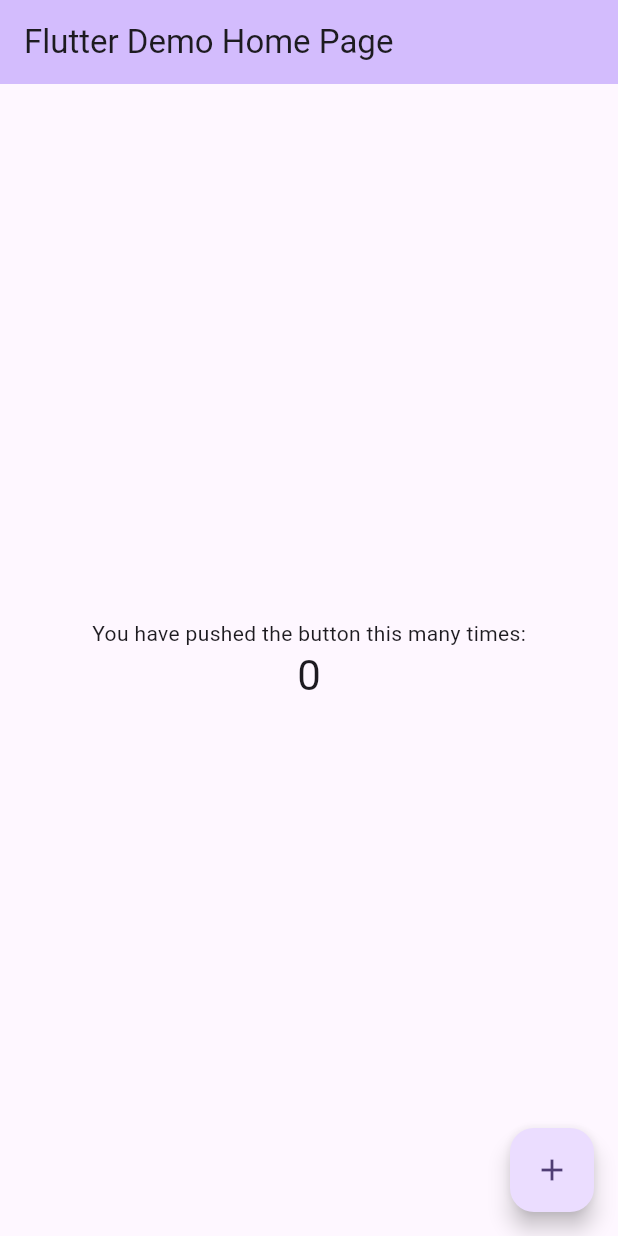
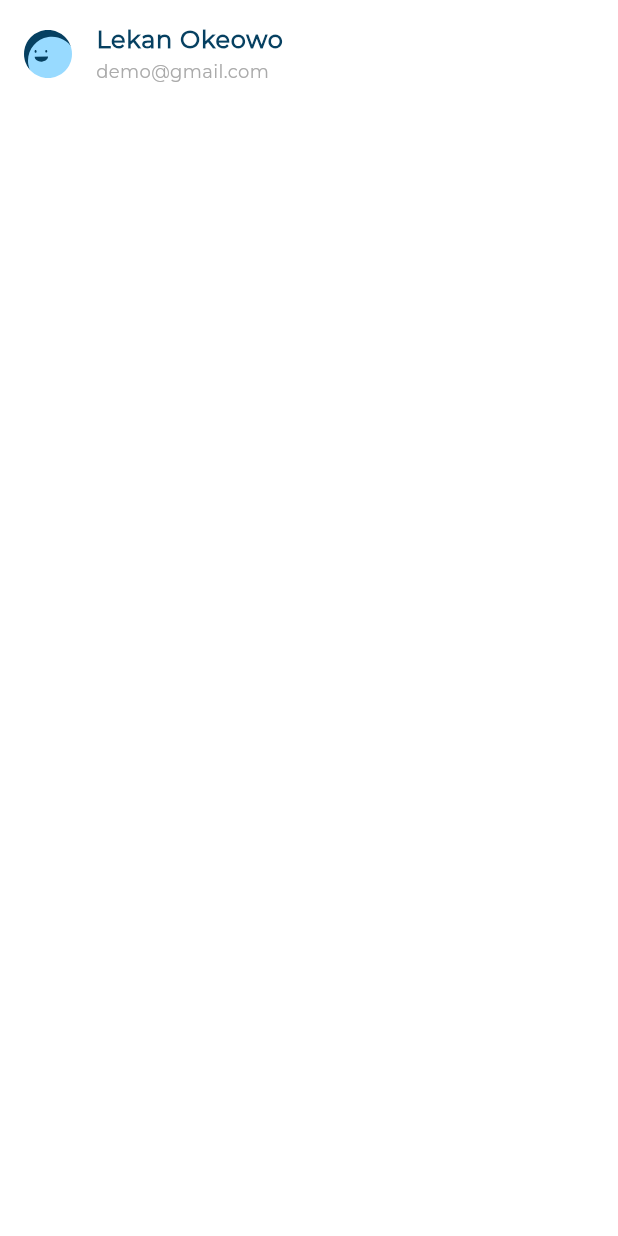
Before and after one commit to Mohamed-Hazem-Shawqy/Responsive-Dash-Board, a Flutter app: the screen it shows after launch, on a phone screen of 412 x 824 dp. Run offline on Flutter 3.47's test engine with Material 3 defaults, Android fonts, the phone set to English and light mode, and no system bars; our stand-ins replace flutter_svg.

Commit message:
fix issue in font family

```diff
--- a/lib/core/utils/images_generate.dart
+++ b/lib/core/utils/images_generate.dart
@@ -9,6 +9,10 @@ class Assets {
   /// Assets for imagesAvatar2
   /// assets/images/avatar2.svg
   static const String imagesAvatar2 = "assets/images/avatar2.svg";
+
+  /// Assets for imagesAvatar3
+  /// assets/images/avatar3.svg
+  static const String imagesAvatar3 = "assets/images/avatar3.svg";
 
   /// Assets for imagesBalance
   /// assets/images/balance.svg
--- /dev/null
+++ b/lib/feature/widgets/custom_drawer.dart
@@ -0,0 +1,23 @@
+import 'package:flutter/material.dart';
+import 'package:responsive_dash_board/core/utils/images_generate.dart';
+import 'package:responsive_dash_board/feature/widgets/info_list_tile.dart';
+
+class CustomDrawer extends StatelessWidget {
+  const CustomDrawer({super.key});
+
+  @override
+  Widget build(BuildContext context) {
+    return Container(
+      color: Colors.white,
+      child: Column(
+        children: [
+          InfoListTile(
+            image: Assets.imagesAvatar3,
+            title: 'Lekan Okeowo',
+            subtitle: 'demo@gmail.com',
+          ),
+        ],
+      ),
+    );
+  }
+}
--- a/lib/feature/widgets/desktop_layout.dart
+++ b/lib/feature/widgets/desktop_layout.dart
@@ -1,10 +1,13 @@
 import 'package:flutter/material.dart';
+import 'package:responsive_dash_board/feature/widgets/custom_drawer.dart';
 
 class DesktopLayout extends StatelessWidget {
   const DesktopLayout({super.key});
 
   @override
   Widget build(BuildContext context) {
-    return const Placeholder();
+    return Scaffold(
+      body: Row(children: [Expanded(child: const CustomDrawer())]),
+    );
   }
 }
--- /dev/null
+++ b/lib/feature/widgets/info_list_tile.dart
@@ -0,0 +1,18 @@
+import 'package:flutter/material.dart';
+import 'package:flutter_svg/svg.dart';
+import 'package:responsive_dash_board/core/utils/font_style.dart';
+
+class InfoListTile extends StatelessWidget {
+  const InfoListTile({
+    super.key, required this.image, required this.title, required this.subtitle,
+  });
+final String image,title,subtitle;
+  @override
+  Widget build(BuildContext context) {
+    return ListTile(
+      leading: SvgPicture.asset(image),
+      title: Text(title,style: AppStyle.styleSemiBold16,),
+      subtitle: Text(subtitle,style: AppStyle.styleRegular12,),
+    );
+  }
+}
--- a/lib/main.dart
+++ b/lib/main.dart
@@ -1,4 +1,5 @@
 import 'package:flutter/material.dart';
+import 'package:responsive_dash_board/feature/widgets/desktop_layout.dart';
 
 void main() {
   runApp(const MyApp());
@@ -7,116 +8,8 @@ void main() {
 class MyApp extends StatelessWidget {
   const MyApp({super.key});
 
-  // This widget is the root of your application.
   @override
   Widget build(BuildContext context) {
-    return MaterialApp(
-      title: 'Flutter Demo',
-      theme: ThemeData(
-        // This is the theme of your application.
-        //
-        // TRY THIS: Try running your application with "flutter run". You'll see
-        // the application has a purple toolbar. Then, without quitting the app,
-        // try changing the seedColor in the colorScheme below to Colors.green
-        // and then invoke "hot reload" (save your changes or press the "hot
-        // reload" button in a Flutter-supported IDE, or press "r" if you used
-        // the command line to start the app).
-        //
-        // Notice that the counter didn't reset back to zero; the application
-        // state is not lost during the reload. To reset the state, use hot
-        // restart instead.
-        //
-        // This works for code too, not just values: Most code changes can be
-        // tested with just a hot reload.
-        colorScheme: ColorScheme.fromSeed(seedColor: Colors.deepPurple),
-      ),
-      home: const MyHomePage(title: 'Flutter Demo Home Page'),
-    );
+    return MaterialApp(home: const DesktopLayout());
   }
 }
-
-class MyHomePage extends StatefulWidget {
-  const MyHomePage({super.key, required this.title});
-
-  // This widget is the home page of your application. It is stateful, meaning
-  // that it has a State object (defined below) that contains fields that affect
-  // how it looks.
-
-  // This class is the configuration for the state. It holds the values (in this
-  // case the title) provided by the parent (in this case the App widget) and
-  // used by the build method of the State. Fields in a Widget subclass are
-  // always marked "final".
-
-  final String title;
-
-  @override
-  State<MyHomePage> createState() => _MyHomePageState();
-}
-
-class _MyHomePageState extends State<MyHomePage> {
-  int _counter = 0;
-
-  void _incrementCounter() {
-    setState(() {
-      // This call to setState tells the Flutter framework that something has
-      // changed in this State, which causes it to rerun the build method below
-      // so that the display can reflect the updated values. If we changed
-      // _counter without calling setState(), then the build method would not be
-      // called again, and so nothing would appear to happen.
-      _counter++;
-    });
-  }
-
-  @override
-  Widget build(BuildContext context) {
-    // This method is rerun every time setState is called, for instance as done
-    // by the _incrementCounter method above.
-    //
-    // The Flutter framework has been optimized to make rerunning build methods
-    // fast, so that you can just rebuild anything that needs updating rather
-    // than having to individually change instances of widgets.
-    return Scaffold(
-      appBar: AppBar(
-        // TRY THIS: Try changing the color here to a specific color (to
-        // Colors.amber, perhaps?) and trigger a hot reload to see the AppBar
-        // change color while the other colors stay the same.
-        backgroundColor: Theme.of(context).colorScheme.inversePrimary,
-        // Here we take the value from the MyHomePage object that was created by
-        // the App.build method, and use it to set our appbar title.
-        title: Text(widget.title),
-      ),
-      body: Center(
-        // Center is a layout widget. It takes a single child and positions it
-        // in the middle of the parent.
-        child: Column(
-          // Column is also a layout widget. It takes a list of children and
-          // arranges them vertically. By default, it sizes itself to fit its
-          // children horizontally, and tries to be as tall as its parent.
-          //
-          // Column has various properties to control how it sizes itself and
-          // how it positions its children. Here we use mainAxisAlignment to
-          // center the children vertically; the main axis here is the vertical
-          // axis because Columns are vertical (the cross axis would be
-          // horizontal).
-          //
-          // TRY THIS: Invoke "debug painting" (choose the "Toggle Debug Paint"
-          // action in the IDE, or press "p" in the console), to see the
-          // wireframe for each widget.
-          mainAxisAlignment: MainAxisAlignment.center,
-          children: <Widget>[
-            const Text('You have pushed the button this many times:'),
-            Text(
-              '$_counter',
-              style: Theme.of(context).textTheme.headlineMedium,
-            ),
-          ],
-        ),
-      ),
-      floatingActionButton: FloatingActionButton(
-        onPressed: _incrementCounter,
-        tooltip: 'Increment',
-        child: const Icon(Icons.add),
-      ), // This trailing comma makes auto-formatting nicer for build methods.
-    );
-  }
-}
```
Also changed, not shown: pubspec.yaml (+6 -12 lines), assets/fonts/Montserrat-Regular.ttf (added), assets/fonts/Montserrat-VariableFont_wght.ttf (deleted), assets/images/avatar3.svg (added), pubspec.lock.
